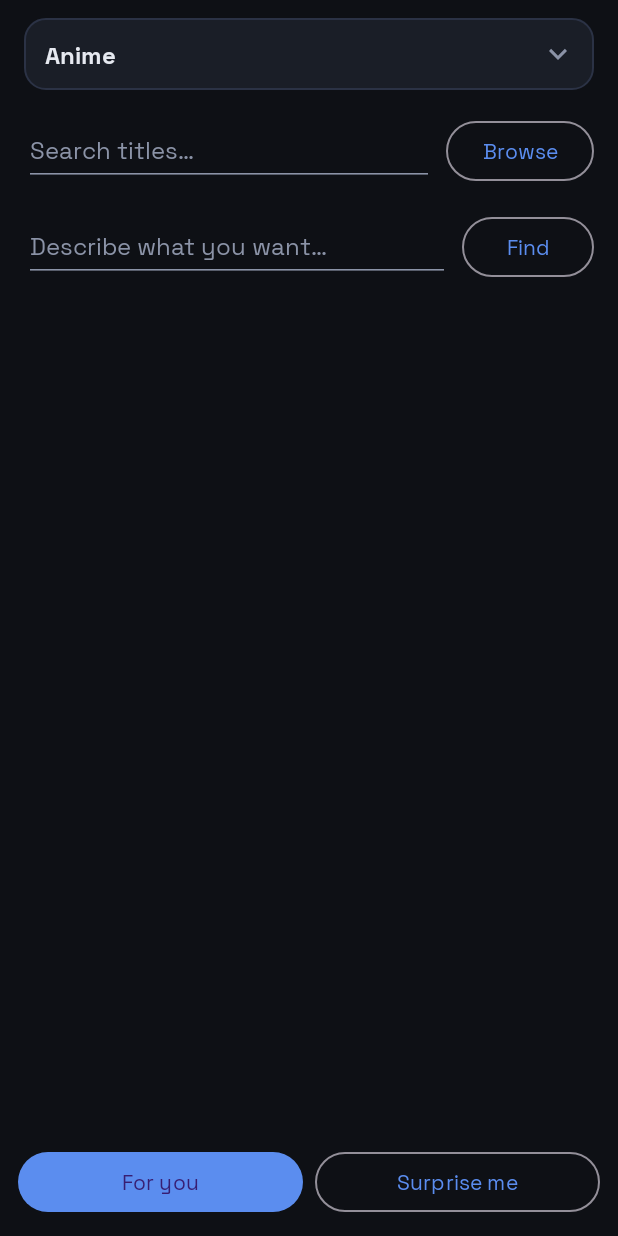
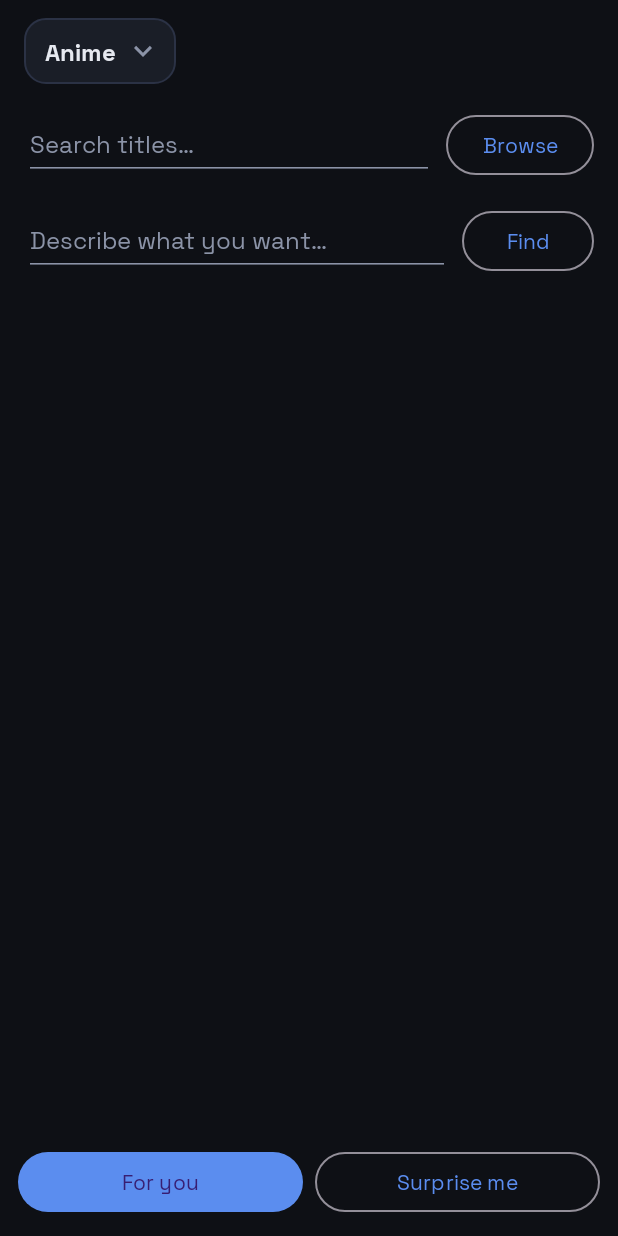
Before and after one commit to Breezyslasher/MangaBrain, an Android app: the fragment DiscoverFragment placed in its activity, on a phone screen of 412 x 824 dp. Run offline under Robolectric (Android 15) with nearby library versions, the phone set to English and light mode, and no system bars; pictures from the network do not load.

Commit message:
fix(ui): size the medium dropdown to its labels, not the screen
The dropdown that replaced the medium tabs filled the whole width like
the search field, which made a seven-item picker look like a text box.
It is now as wide as its longest label plus the chevron, left aligned
and 44dp tall on Android; on a narrow web page it keeps its natural
width instead of stretching.

Co-Authored-By: Claude Opus 5.5 <noreply@anthropic.com>
Claude-Session: https://claude.ai/code/session_01BwHvMYq35HjUtrQVHwMERJ

```diff
--- a/android/app/src/main/res/layout/fragment_discover.xml
+++ b/android/app/src/main/res/layout/fragment_discover.xml
@@ -9,20 +9,23 @@
          fit a phone's width, and the last ones scrolled off where nobody saw
          them. The chevron is a separate view so it sits at the end of the
          field whatever the label's length. -->
+    <!-- As wide as its longest label, not the screen: it is a picker, not
+         a field to type in. A Spinner measures wrap_content against its
+         items, so every medium fits without the field changing width. -->
     <FrameLayout
-        android:layout_width="match_parent"
+        android:layout_width="wrap_content"
         android:layout_height="wrap_content"
-        android:paddingHorizontal="16dp"
-        android:paddingTop="12dp">
+        android:layout_marginStart="16dp"
+        android:layout_marginTop="12dp">
 
         <Spinner
             android:id="@+id/mediumSpinner"
-            android:layout_width="match_parent"
-            android:layout_height="48dp"
+            android:layout_width="wrap_content"
+            android:layout_height="44dp"
             android:background="@drawable/bg_field"
             android:contentDescription="@string/cd_medium"
             android:paddingStart="14dp"
-            android:paddingEnd="44dp"
+            android:paddingEnd="40dp"
             android:popupBackground="@color/surface"
             android:spinnerMode="dropdown" />
 
@@ -30,7 +33,7 @@
             android:layout_width="24dp"
             android:layout_height="24dp"
             android:layout_gravity="end|center_vertical"
-            android:layout_marginEnd="12dp"
+            android:layout_marginEnd="10dp"
             android:importantForAccessibility="no"
             android:src="@drawable/mdi_chevron_down"
             app:tint="@color/muted"
```
Also changed, not shown: 1 other file.
